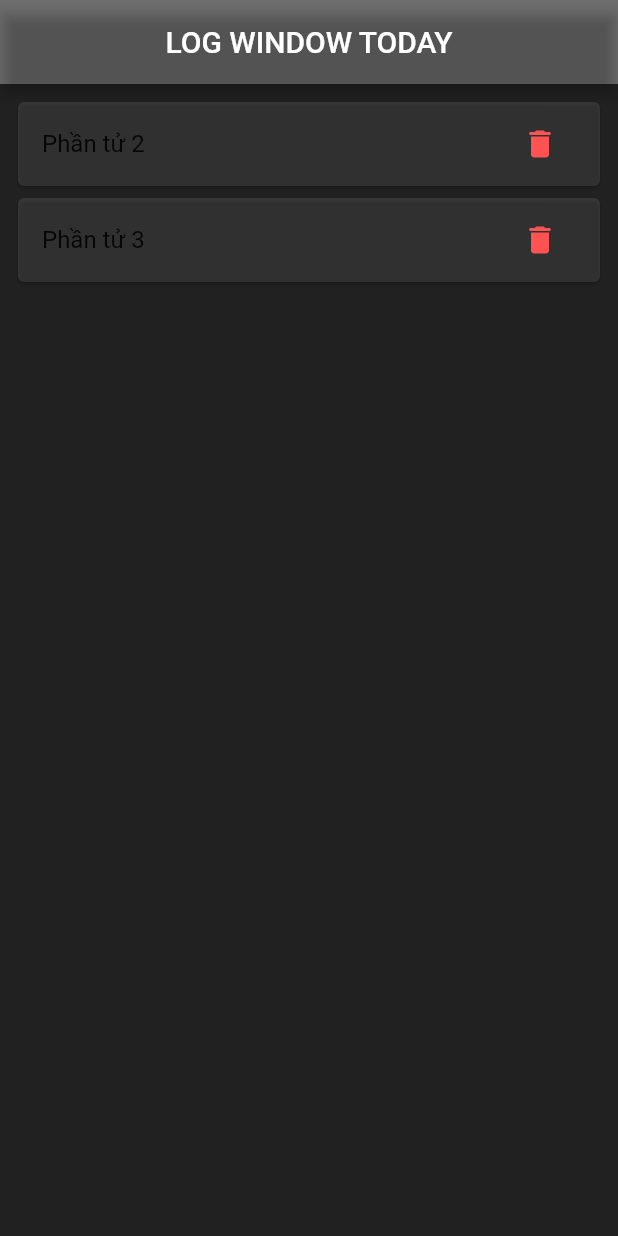
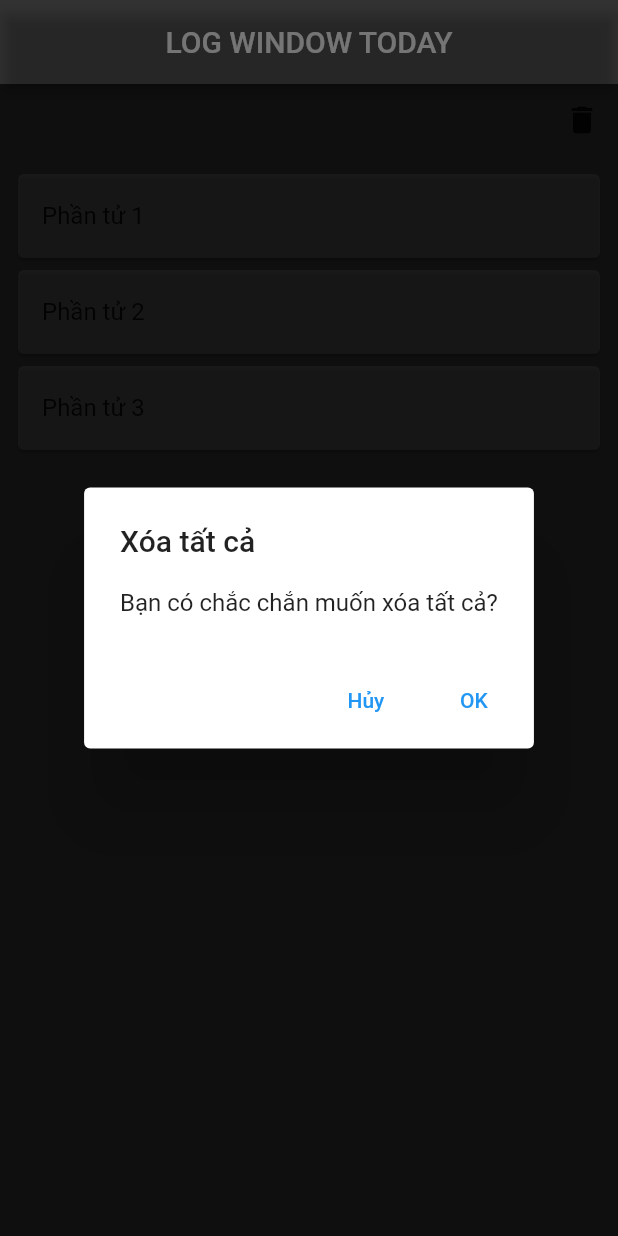
Before and after one commit to dth2k1/log-window, a Flutter app: the screen it shows after launch, after a tap on the "delete" icon, on a phone screen of 412 x 824 dp. Run offline on Flutter 3.47's test engine with Material 2 defaults, Android fonts, the phone set to English and light mode, and no system bars; our stand-ins replace fluro.

Commit message:
modify detail screen ui

```diff
--- a/logwindow/lib/screen/todo.dart
+++ b/logwindow/lib/screen/todo.dart
@@ -24,6 +24,40 @@ class _ToDoScreenState extends State<ToDoScreen> {
       backgroundColor: Colors.black87,
       body: Column(
         children: <Widget>[
+         Align(
+          alignment: Alignment.topRight, // Đặt nút IconButton ở phía trên bên phải
+          child: IconButton(
+          icon: Icon(Icons.delete),
+          onPressed: () {
+            showDialog(
+              context: context,
+              builder: (BuildContext context) {
+                return AlertDialog(
+                  title: Text('Xóa tất cả'),
+                  content: Text('Bạn có chắc chắn muốn xóa tất cả?'),
+                  actions: [
+                    TextButton(
+                      child: Text('Hủy'),
+                      onPressed: () {
+                        Navigator.of(context).pop(); // Đóng dialog
+                      },
+                    ),
+                    TextButton(
+                      child: Text('OK'),
+                      onPressed: () {
+                        setState(() {
+                          _deleteAllItems();
+                        });
+                        Navigator.of(context).pop(); // Đóng dialog
+                      },
+                    ),
+                  ],
+                );
+              },
+            );
+          },
+          ),
+         ),
           new Flexible(
               child: ListView.builder(
                   itemCount: _itemList.length,
@@ -35,15 +69,6 @@ class _ToDoScreenState extends State<ToDoScreen> {
                       color: Colors.white10,
                       child: ListTile(
                         title: Text(item),
-                        trailing: IconButton(
-                          icon: Icon(Icons.delete),
-                          color: Colors.redAccent,
-                          onPressed: () {
-                            setState(() {
-                              _deleteItem(index);
-                            });
-                          },
-                        ),
                         onTap: () {
                           log('vao day');
                           // Chuyển tới màn hình chi tiết và truyền tham số item
@@ -65,4 +90,10 @@ class _ToDoScreenState extends State<ToDoScreen> {
     String route = '/detail/$item';
     Routes.router.navigateTo(context, route, transition: TransitionType.fadeIn);
   }
+
+  void _deleteAllItems() {
+  setState(() {
+    _itemList.clear();
+  });
 }
+}
--- a/logwindow/pubspec.yaml
+++ b/logwindow/pubspec.yaml
@@ -57,9 +57,8 @@ flutter:
   uses-material-design: true
 
   # To add assets to your application, add an assets section, like this:
-  # assets:
-  #   - images/a_dot_burr.jpeg
-  #   - images/a_dot_ham.jpeg
+  assets:
+    - assets/images/
 
   # An image asset can refer to one or more resolution-specific "variants", see
   # https://flutter.dev/assets-and-images/#resolution-aware
```
Also changed, not shown: logwindow/lib/screen/detail.dart (+32 -3 lines), logwindow/assets/images/facebook.jpeg (added), logwindow/assets/images/youtube.png (added).
